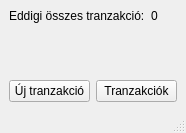
Qt form mainwindow.ui (Hombolygo/expenses) before a commit.
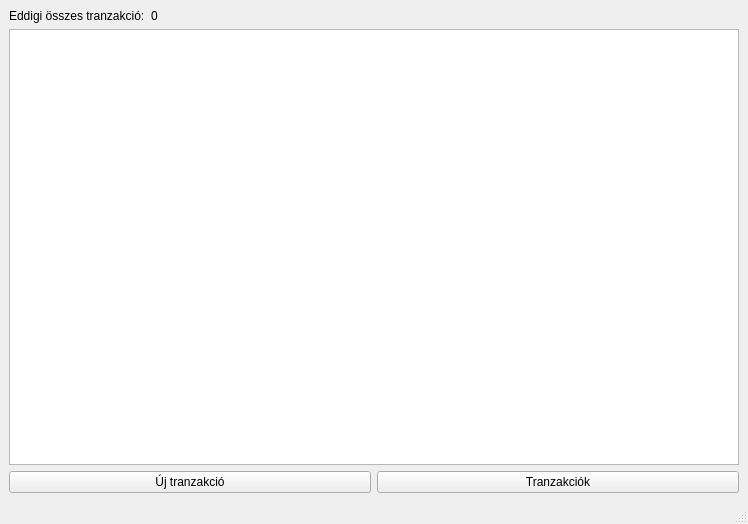
The same form after that commit.

The edit to the form file:
```diff
--- a/mainwindow.ui
+++ b/mainwindow.ui
@@ -6,10 +6,16 @@
    <rect>
     <x>0</x>
     <y>0</y>
-    <width>186</width>
-    <height>133</height>
+    <width>748</width>
+    <height>524</height>
    </rect>
   </property>
+  <property name="minimumSize">
+   <size>
+    <width>400</width>
+    <height>400</height>
+   </size>
+  </property>
   <property name="windowTitle">
    <string>MainWindow</string>
   </property>
@@ -20,8 +26,8 @@
      <verstretch>0</verstretch>
     </sizepolicy>
    </property>
-   <layout class="QVBoxLayout" name="verticalLayout">
-    <item>
+   <layout class="QGridLayout" name="gridLayout">
+    <item row="0" column="0">
      <layout class="QFormLayout" name="formLayout">
       <item row="0" column="0">
        <widget class="QLabel" name="label">
@@ -39,17 +45,7 @@
       </item>
      </layout>
     </item>
-    <item>
-     <widget class="QLabel" name="label0">
-      <property name="text">
-       <string/>
-      </property>
-      <property name="wordWrap">
-       <bool>true</bool>
-      </property>
-     </widget>
-    </item>
-    <item>
+    <item row="2" column="0">
      <layout class="QHBoxLayout" name="horizontalLayout">
       <item>
        <widget class="QPushButton" name="pushButton">
@@ -67,6 +63,23 @@
       </item>
      </layout>
     </item>
+    <item row="1" column="0">
+     <layout class="QHBoxLayout" name="horizontalLayout_2">
+      <item>
+       <widget class="QListWidget" name="label0">
+        <property name="sizePolicy">
+         <sizepolicy hsizetype="MinimumExpanding" vsizetype="MinimumExpanding">
+          <horstretch>0</horstretch>
+          <verstretch>0</verstretch>
+         </sizepolicy>
+        </property>
+       </widget>
+      </item>
+      <item>
+       <layout class="QGridLayout" name="chartwidget"/>
+      </item>
+     </layout>
+    </item>
    </layout>
   </widget>
   <widget class="QMenuBar" name="menubar">
```
Left out of the diff: 2 changed lines with no effect on the pictures.
